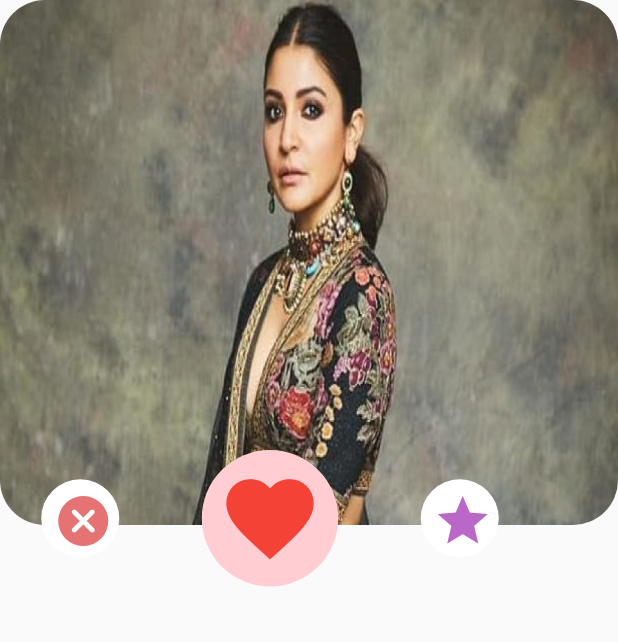
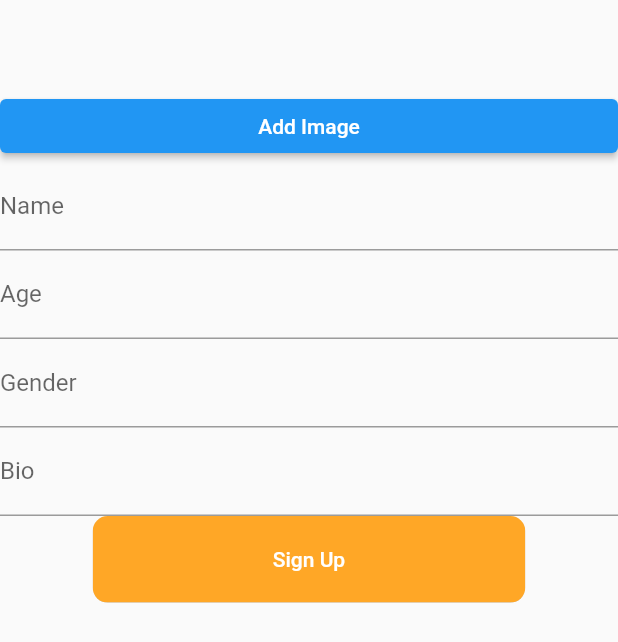
Before and after one commit to Kshittiz21/dating_app, a Flutter app: the screen it shows after launch, on a phone screen of 412 x 824 dp. Shown: the top 642 px of the screen. Run offline on Flutter 3.47's test engine with Material 2 defaults, Android fonts, the phone set to English and light mode, and no system bars; our stand-ins replace equatable, firebase_auth, firebase_core, google_fonts, google_sign_in, image_picker; missing offline and left inert: flutter_facebook_auth; accounts and stored records are empty.

Commit message:
update profile page added(not completed)

```diff
--- a/lib/main.dart
+++ b/lib/main.dart
@@ -5,6 +5,7 @@ import 'package:dating_app/presentation/journeys/auth/facebook_auth/facebook_aut
 import 'package:dating_app/presentation/journeys/auth/sign_in_screen.dart';
 import 'package:dating_app/presentation/journeys/auth/sign_up_screen.dart';
 import 'package:dating_app/presentation/journeys/details/detail_screen.dart';
+import 'package:dating_app/presentation/journeys/profile/update_profile.dart';
 import 'package:firebase_core/firebase_core.dart';
 import 'package:flutter/material.dart';
 import 'package:provider/provider.dart';
@@ -35,7 +36,7 @@ class MyApp extends StatelessWidget {
             primarySwatch: Colors.blue,
           ),
           // home: ControllerAuth(),
-          home: DetailScreen(),
+          home: UpdateProfile(),
           routes: {
             SignInScreen.routeName: (ctx) => SignInScreen(),
             SignUpScreen.routeName: (ctx) => SignUpScreen(),
--- /dev/null
+++ b/lib/presentation/journeys/profile/update_profile.dart
@@ -0,0 +1,215 @@
+import 'dart:io';
+
+import 'package:dating_app/common/constants/size_constants.dart';
+import 'package:dating_app/domain/entities/user_data.dart';
+import 'package:dating_app/presentation/journeys/profile/user_model.dart';
+import 'package:flutter/material.dart';
+import 'package:image_picker/image_picker.dart';
+
+class UpdateProfile extends StatefulWidget {
+  static const routeName = '/update-profile';
+
+  const UpdateProfile({Key? key}) : super(key: key);
+
+  @override
+  _UpdateProfileState createState() => _UpdateProfileState();
+}
+
+class _UpdateProfileState extends State<UpdateProfile> {
+  final GlobalKey<FormState> _formKey = GlobalKey();
+  bool _isLoading = false;
+  late File _pickedImage;
+  var _userData = UserModel(
+    images: [],
+    name: '',
+    gender: '',
+    age: 18,
+    bio: '',
+    hobbies: [],
+  );
+
+  var initData = {
+    'images': [],
+    'name': '',
+    'gender': '',
+    'age': 18,
+    'bio': '',
+    'hobbies': [],
+  };
+
+  void _saveForm() {
+    if (!_formKey.currentState!.validate() || _userData.images.length<2) {
+      // INVALID
+      setState(() {
+        _isLoading = false;
+      });
+      print("INVALID");
+      return;
+    }
+    _formKey.currentState!.save();
+    // _userData.name = initData['name'].toString();
+    // _userData.age = int.parse(initData['age']);
+    // _userData.gender = initData['gender'].toString();
+    // _userData.bio = initData['bio'].toString();
+    print(_userData.name);
+    print(_userData.age);
+    print(_userData.gender);
+    print(_userData.bio);
+  }
+
+  void _pickImage() async {
+    final pickedImageFile = await ImagePicker().getImage(
+      source: ImageSource.gallery,
+      imageQuality: 50,
+      maxWidth: 150,
+    );
+    setState(() {
+      _pickedImage = File(pickedImageFile!.path);
+    });
+    _userData.images.add(_pickedImage);
+    print(_userData.images.length);
+  }
+
+  @override
+  Widget build(BuildContext context) {
+    final deviceSize = MediaQuery.of(context).size;
+    return Scaffold(
+      body: Form(
+        key: _formKey,
+        child: ListView(
+          children: [
+            Container(
+              height: Sizes.dimen_60,
+              child: ListView.builder(
+                  scrollDirection: Axis.horizontal,
+                  itemCount: _userData.images.length,
+                  itemBuilder: (context, idx) {
+                    return CircleAvatar(
+                      backgroundColor: Colors.grey,
+                      radius: 40,
+                      backgroundImage: FileImage(_userData.images[idx]),
+                    );
+                  }),
+            ),
+            Container(
+              width: deviceSize.width*0.2,
+              child: ElevatedButton(
+                onPressed: _pickImage,
+                child: Text('Add Image'),
+                style: ButtonStyle(
+                  fixedSize: MaterialStateProperty.all(Size(20, 20)),
+                  // backgroundColor:
+                  //     MaterialStateProperty.all(Colors.orange.shade400),
+                ),
+              ),
+            ),
+            TextFormField(
+              decoration: InputDecoration(labelText: 'Name'),
+              textInputAction: TextInputAction.next,
+              validator: (value) {
+                if (value!.isEmpty) {
+                  return 'Please provide a value';
+                }
+                return null;
+              },
+              onSaved: (value) {
+                // _userData = UserModel(
+                //   images: _userData.images,
+                //   name: value!,
+                //   gender: _userData.gender,
+                //   age: _userData.age,
+                //   bio: _userData.bio,
+                //   hobbies: _userData.hobbies,
+                // );
+                _userData.name = value!;
+              },
+            ),
+            TextFormField(
+              decoration: InputDecoration(labelText: 'Age'),
+              textInputAction: TextInputAction.next,
+              keyboardType: TextInputType.number,
+              validator: (value) {
+                if (value!.isEmpty || int.parse(value) < 18) {
+                  return 'Age should be greater than equal to 18';
+                }
+                return null;
+              },
+              onSaved: (value) {
+                int temp = int.parse(value!);
+                _userData = UserModel(
+                  images: _userData.images,
+                  name: _userData.name,
+                  gender: _userData.gender,
+                  age: temp,
+                  bio: _userData.bio,
+                  hobbies: _userData.hobbies,
+                );
+              },
+            ),
+            TextFormField(
+              decoration: InputDecoration(labelText: 'Gender'),
+              textInputAction: TextInputAction.next,
+              validator: (value) {
+                if (value!.isEmpty) {
+                  return 'Please provide a value';
+                }
+                return null;
+              },
+              onSaved: (value) {
+                _userData = UserModel(
+                  images: _userData.images,
+                  name: _userData.name,
+                  gender: value!,
+                  age: _userData.age,
+                  bio: _userData.bio,
+                  hobbies: _userData.hobbies,
+                );
+              },
+            ),
+            TextFormField(
+              decoration: InputDecoration(labelText: 'Bio'),
+              //textInputAction: TextInputAction.next,
+              validator: (value) {
+                if (value!.isEmpty) {
+                  return 'Please provide a value';
+                }
+                return null;
+              },
+              onSaved: (value) {
+                print(value);
+                _userData = UserModel(
+                  images: _userData.images,
+                  name: _userData.name,
+                  gender: _userData.gender,
+                  age: _userData.age,
+                  bio: value!,
+                  hobbies: _userData.hobbies,
+                );
+              },
+            ),
+
+            Center(
+              child: Container(
+                width: deviceSize.width * 0.7,
+                height: deviceSize.height * 0.07,
+                child: ClipRRect(
+                  borderRadius: BorderRadius.circular(Sizes.dimen_10),
+                  child: ElevatedButton(
+                    onPressed: _isLoading ? null : () => _saveForm(),
+                    child: _isLoading
+                        ? Center(child: CircularProgressIndicator())
+                        : Text('Sign Up'),
+                    style: ButtonStyle(
+                      backgroundColor:
+                          MaterialStateProperty.all(Colors.orange.shade400),
+                    ),
+                  ),
+                ),
+              ),
+            ),
+          ],
+        ),
+      ),
+    );
+  }
+}
--- /dev/null
+++ b/lib/presentation/journeys/profile/user_model.dart
@@ -0,0 +1,19 @@
+import 'dart:io';
+
+import 'package:flutter/material.dart';
+
+class UserModel {
+  late String bio,name, gender;
+  late List<File> images;
+  late List<String> hobbies;
+  late int age;
+
+  UserModel({
+    required this.images,
+    required this.name,
+    required this.gender,
+    required this.age,
+    required this.bio,
+    required this.hobbies,
+  });
+}
--- a/pubspec.yaml
+++ b/pubspec.yaml
@@ -32,6 +32,7 @@ dependencies:
   flutter_facebook_auth: ^3.5.0
   equatable: ^2.0.3
   http: ^0.13.3
+  image_picker: ^0.8.3+1
 
   # The following adds the Cupertino Icons font to your application.
   # Use with the CupertinoIcons class for iOS style icons.
```
Also changed, not shown: pubspec.lock.
